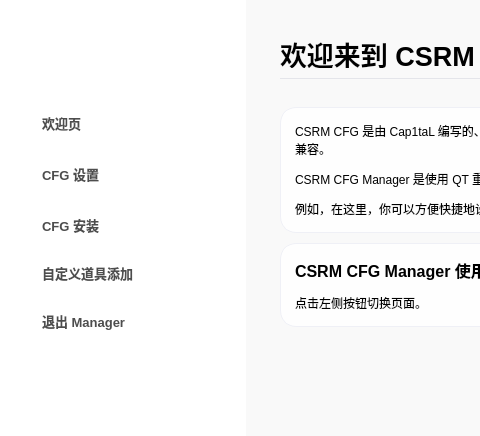
Above: mainwindow.ui from eLecCap1taL/AutoSettings before the change; both pictures show x 0 to 480 and y 0 to 436 of the 963 by 690 pixel window. Below: the same form after it.
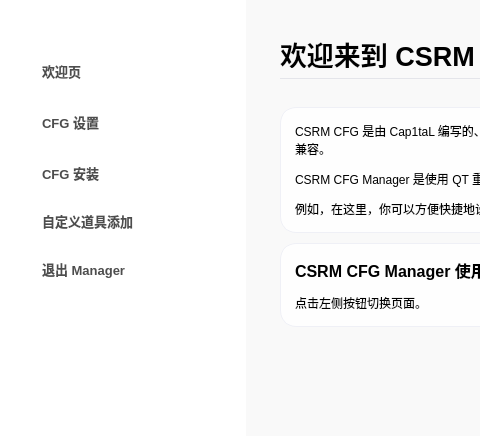
That is the form after the change. The open tabs and pages were chosen to show the change. Icons and pictures are not drawn. Custom widgets are drawn as their Qt base class.

Diff of the .ui file:
```diff
--- a/mainwindow.ui
+++ b/mainwindow.ui
@@ -159,7 +159,7 @@
              <property name="sizeHint" stdset="0">
               <size>
                <width>20</width>
-               <height>37</height>
+               <height>14</height>
               </size>
              </property>
             </spacer>
@@ -177,7 +177,7 @@
                <number>0</number>
               </property>
               <property name="leftMargin">
-               <number>11</number>
+               <number>0</number>
               </property>
               <property name="topMargin">
                <number>0</number>
@@ -197,7 +197,7 @@
                  </size>
                 </property>
                 <property name="text">
-                 <string>&lt;html&gt;&lt;head/&gt;&lt;body&gt;&lt;p&gt;&lt;img src=&quot;:/cs2.svg&quot;/&gt;&lt;/p&gt;&lt;/body&gt;&lt;/html&gt;</string>
+                 <string>&lt;html&gt;&lt;head/&gt;&lt;body&gt;&lt;p&gt;&lt;img src=&quot;:/logo.svg&quot;/&gt;&lt;/p&gt;&lt;/body&gt;&lt;/html&gt;</string>
                 </property>
                </widget>
               </item>
@@ -215,7 +215,7 @@
              <property name="sizeHint" stdset="0">
               <size>
                <width>20</width>
-               <height>36</height>
+               <height>7</height>
               </size>
              </property>
             </spacer>
```
Left out of the diff: 12 changed lines with no effect on the pictures.
